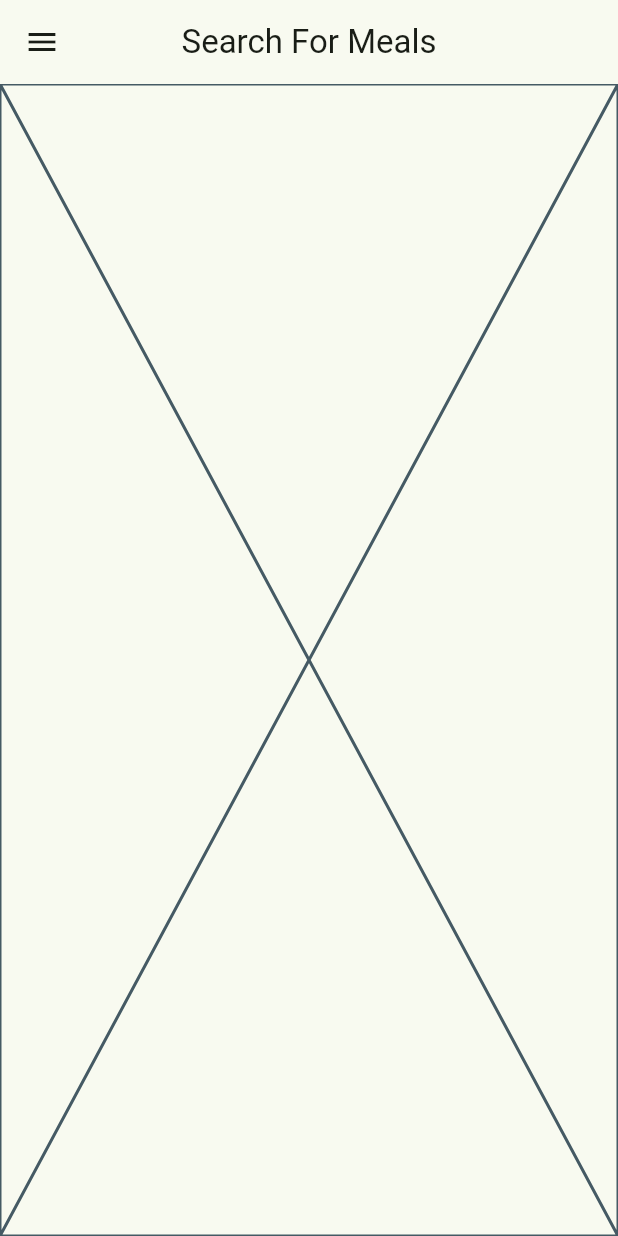
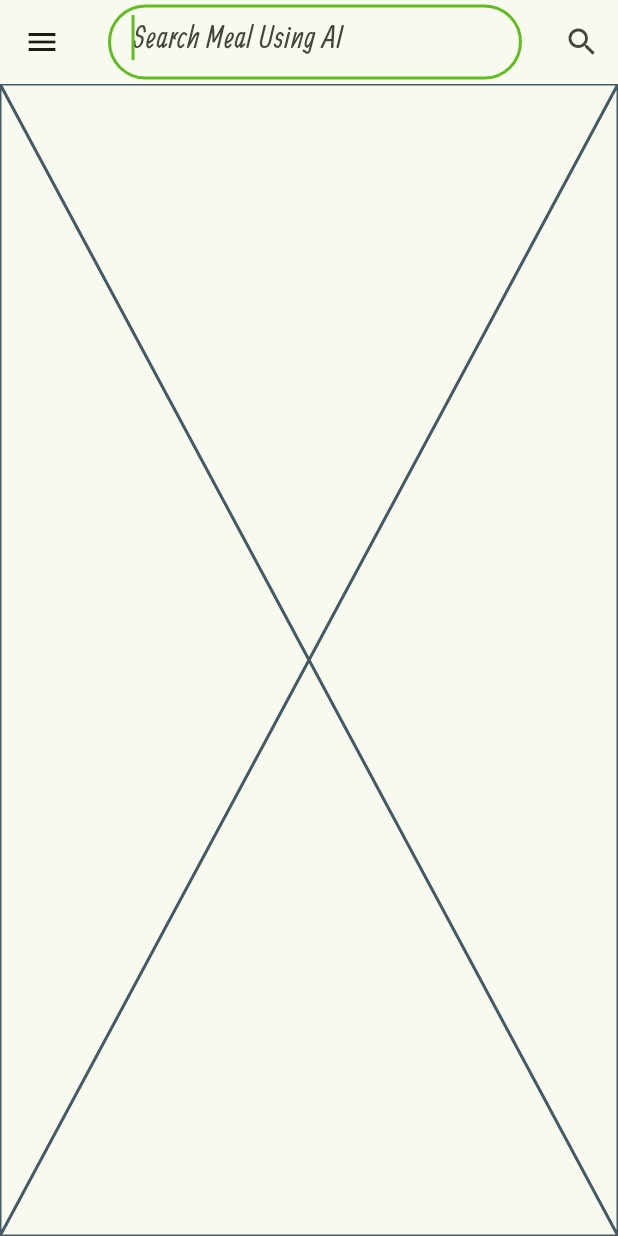
Before and after one commit to salahalshafey/meal_mingle, a Flutter app: the SearchScreen screen opened directly, on a phone screen of 412 x 824 dp. Run offline on Flutter 3.47's test engine with Material 3 defaults, Android fonts, the phone set to English and light mode, and no system bars; our stand-ins replace flutter_animate, flutter_markdown, get_it, hive_flutter, image_picker, pdf and 2 more; accounts and stored records are empty; generated files the repository leaves out were written again; network calls fail.

Commit message:
working on search for meals using AI

```diff
--- a/lib/main.dart
+++ b/lib/main.dart
@@ -1,9 +1,9 @@
 import 'package:flutter/material.dart';
+import 'package:provider/provider.dart';
 import 'package:hive_flutter/hive_flutter.dart';
-import 'package:provider/provider.dart';
 
 import 'src/features/food_scanning/views/providers/favorites_food_scan.dart';
-import 'src/features/meals/views/providers/favorite.dart';
+import 'src/features/meals/views/providers/favorite_meals.dart';
 import 'src/features/home_and_drawer_screens/providers/general_settings_provider.dart';
 import 'src/features/home_and_drawer_screens/providers/meals_settings_provider.dart';
 
@@ -22,7 +22,7 @@ void main() async {
     MultiProvider(
       providers: [
         ChangeNotifierProvider(create: (ctx) => di.sl<FavoritesFoodScan>()),
-        ChangeNotifierProvider(create: (ctx) => Favorite()),
+        ChangeNotifierProvider(create: (ctx) => FavoriteMeals()),
         ChangeNotifierProvider(create: (ctx) => GeneralSettings()),
         ChangeNotifierProvider(create: (ctx) => MealsSettings()),
       ],
--- a/lib/src/core/util/functions/string_manipulations_and_search.dart
+++ b/lib/src/core/util/functions/string_manipulations_and_search.dart
@@ -162,6 +162,12 @@ bool firstCharIsRtl(String text) {
 TextDirection getDirectionalityOf(String text) =>
     firstCharIsRtl(text) ? TextDirection.rtl : TextDirection.ltr;
 
+TextDirection getDirectionalityOfLangCode(String langCode) {
+  return intl.Bidi.isRtlLanguage(langCode)
+      ? TextDirection.rtl
+      : TextDirection.ltr;
+}
+
 /// ### Useful to detect if the first character in a string is an Arabic OR English character.
 ///
 /// * If `true` this means it starts with an **Arabic** character OR empty and `Directionality.of(context)` is [TextDirection.rtl].
--- a/lib/src/features/food_scanning/data/services/food_scanning_service.dart
+++ b/lib/src/features/food_scanning/data/services/food_scanning_service.dart
@@ -11,7 +11,7 @@ abstract class FoodScanningService {
       [String? foodOverview, String? question]);
 }
 
-class GeminiProVisionImpl implements FoodScanningService {
+class FoodScanningGeminiProVisionImpl implements FoodScanningService {
   @override
   Future<String> getResult(String imagePath,
       [String? foodOverview, String? question]) async {
--- a/lib/src/features/meals/data/models/ingredient.dart
+++ b/lib/src/features/meals/data/models/ingredient.dart
@@ -8,4 +8,10 @@ class Ingredients {
     required this.ingredientImage,
     required this.ingredientAmount,
   });
+
+  factory Ingredients.fromJson(Map<String, dynamic> json) => Ingredients(
+        ingredientName: json['name'] as String,
+        ingredientImage: json['image'] ?? "",
+        ingredientAmount: json['quantity'] as String,
+      );
 }
--- a/lib/src/features/meals/data/models/meal.dart
+++ b/lib/src/features/meals/data/models/meal.dart
@@ -15,6 +15,7 @@ enum Affordability {
 class Meal {
   final String id;
   final List<String> categories;
+  final String mealLanguageCode;
   final String title;
   final String imageUrl;
   final List<Ingredients> ingredients;
@@ -30,6 +31,7 @@ class Meal {
   const Meal({
     required this.id,
     required this.categories,
+    this.mealLanguageCode = "en",
     required this.title,
     required this.imageUrl,
     required this.ingredients,
@@ -42,4 +44,25 @@ class Meal {
     required this.isVegan,
     required this.isVegetarian,
   });
+
+  factory Meal.fromJson(Map<String, dynamic> json) => Meal(
+        id: DateTime.now().hashCode.toString(),
+        categories: [],
+        mealLanguageCode: json["language"],
+        title: json['name'] as String,
+        imageUrl: json['imageUrl'] ?? "",
+        ingredients: (json['ingredients'] as List<dynamic>)
+            .map((e) => Ingredients.fromJson(e as Map<String, dynamic>))
+            .toList(),
+        steps: (json['instructions'] as List<dynamic>)
+            .map((e) => e as String)
+            .toList(),
+        duration: json['duration_in_minutes'] as int,
+        complexity: json['complexity'] as String,
+        affordability: json['affordability'] as String,
+        isGlutenFree: json['isGlutenFree'] ?? false,
+        isLactoseFree: json['isLactoseFree'] ?? false,
+        isVegan: json['isVegan'] ?? false,
+        isVegetarian: json['isVegetarian'] ?? false,
+      );
 }
--- a/lib/src/features/meals/views/providers/favorite.dart
+++ b/lib/src/features/meals/views/providers/favorite_meals.dart
@@ -2,7 +2,7 @@ import 'package:flutter/material.dart';
 import '../../data/models/meal.dart';
 import '../../data/models/dummy_data.dart';
 
-class Favorite with ChangeNotifier {
+class FavoriteMeals with ChangeNotifier {
   final List<Meal> _favoriteMeals = [];
 
   List<Meal> get favoriteMeals {
--- a/lib/src/features/meals/views/screens/meal_detail_screen.dart
+++ b/lib/src/features/meals/views/screens/meal_detail_screen.dart
@@ -1,11 +1,14 @@
 import 'package:flutter/material.dart';
 import 'package:provider/provider.dart';
 
+import '../../../../core/util/functions/string_manipulations_and_search.dart';
 import '../../../../core/util/widgets/custom_back_button.dart';
 
-import '../providers/favorite.dart';
+import '../../../../app.dart';
 
-import '../../data/models/dummy_data.dart';
+import '../../data/models/meal.dart';
+import '../providers/favorite_meals.dart';
+
 import '../widgets/meal_detail/ingredient_item.dart';
 import '../widgets/meal_detail/recipe_step_item.dart';
 
@@ -15,17 +18,18 @@ class MealDetailScreen extends StatelessWidget {
 
   @override
   Widget build(BuildContext context) {
-    final favMeals = Provider.of<Favorite>(context);
-    final String mealId = ModalRoute.of(context)!.settings.arguments as String;
-    final selectedMeal = dummyMeal.firstWhere((meal) => meal.id == mealId);
+    final favMeals = Provider.of<FavoriteMeals>(context);
+    final meal = ModalRoute.of(context)!.settings.arguments as Meal;
 
-    return Scaffold(
+    return Directionality(
+      textDirection: getDirectionalityOfLangCode(meal.mealLanguageCode),
+      child: Scaffold(
         floatingActionButton: FloatingActionButton(
           heroTag: null,
           onPressed: () {
-          favMeals.toggleFavorite(mealId);
+            favMeals.toggleFavorite(meal.id);
           },
-        child: favMeals.isMealFavorite(mealId)
+          child: favMeals.isMealFavorite(meal.id)
               ? const Icon(
                   Icons.favorite_rounded,
                   color: Colors.pink,
@@ -36,18 +40,28 @@ class MealDetailScreen extends StatelessWidget {
           floatHeaderSlivers: true,
           headerSliverBuilder: (context, innerBoxIsScrolled) {
             return [
-            SliverAppBar(
+              Directionality(
+                textDirection: Directionality.of(navigatorKey.currentContext!),
+                child: SliverAppBar(
                   expandedHeight: 300,
                   flexibleSpace: FlexibleSpaceBar(
                     titlePadding: const EdgeInsets.all(0),
                     title: Hero(
-                  tag: selectedMeal.imageUrl,
-                  child: Image.network(
-                    selectedMeal.imageUrl,
+                      tag: meal.imageUrl,
+                      child: Image.network(meal.imageUrl,
                           height: 300,
                           width: double.infinity,
-                    fit: BoxFit.cover,
+                          fit: BoxFit.cover, errorBuilder: (ctx, error, stk) {
+                        return const SizedBox(
+                          height: 300,
+                          width: double.infinity,
+                          child: Icon(
+                            Icons.restaurant_rounded,
+                            size: 80,
+                            textDirection: TextDirection.ltr,
                           ),
+                        );
+                      }),
                     ),
                   ),
                   leading: const CustomBackButton(includeBackgroundColor: true),
@@ -55,6 +69,7 @@ class MealDetailScreen extends StatelessWidget {
                   pinned: true,
                   backgroundColor: Colors.transparent,
                   elevation: 0,
+                ),
               ),
             ];
           },
@@ -66,7 +81,7 @@ class MealDetailScreen extends StatelessWidget {
                   width: 400,
                   margin: const EdgeInsetsDirectional.only(top: 20, start: 10),
                   child: Text(
-                  selectedMeal.title,
+                    meal.title,
                     style: Theme.of(context).textTheme.displayMedium,
                     maxLines: 2,
                     softWrap: true,
@@ -82,13 +97,13 @@ class MealDetailScreen extends StatelessWidget {
                   ),
                 ),
                 SizedBox(
-                height: 190,
+                  height: 220,
                   child: ListView.builder(
-                  itemCount: selectedMeal.ingredients.length,
+                    itemCount: meal.ingredients.length,
                     scrollDirection: Axis.horizontal,
                     itemBuilder: (context, index) {
                       return IngredientItem(
-                      ingredient: selectedMeal.ingredients[index],
+                        ingredient: meal.ingredients[index],
                       );
                     },
                   ),
@@ -108,10 +123,10 @@ class MealDetailScreen extends StatelessWidget {
                     context: context,
                     removeTop: true,
                     child: ListView.builder(
-                    itemCount: selectedMeal.steps.length,
+                      itemCount: meal.steps.length,
                       itemBuilder: (context, index) {
                         return RecipeStepItem(
-                        step: selectedMeal.steps[index],
+                          step: meal.steps[index],
                           stepNumber: index + 1,
                         );
                       },
@@ -122,6 +137,7 @@ class MealDetailScreen extends StatelessWidget {
             ),
           ),
         ),
+      ),
     );
   }
 }
--- a/lib/src/features/meals/views/screens/search_screen.dart
+++ b/lib/src/features/meals/views/screens/search_screen.dart
@@ -1,21 +1,62 @@
 import 'package:flutter/material.dart';
+
+import '../../../../app.dart';
 
 import '../../../home_and_drawer_screens/main_drawer.dart';
 
-class SearchScreen extends StatelessWidget {
+import '../widgets/search/meal_search_result.dart';
+import '../widgets/search/search_field.dart';
+
+class SearchScreen extends StatefulWidget {
   const SearchScreen({super.key});
 
   @override
+  State<SearchScreen> createState() => _SearchScreenState();
+}
+
+class _SearchScreenState extends State<SearchScreen> {
+  String? _mealName;
+  final _controller = TextEditingController();
+
+  void _setMealName(String mealName) {
+    if (mealName.trim().isEmpty) {
+      return;
+    }
+
+    if (mealName.trim().toLowerCase() == _mealName?.trim().toLowerCase()) {
+      return;
+    }
+
+    setState(() {
+      _mealName = mealName;
+    });
+  }
+
+  @override
   Widget build(BuildContext context) {
-    final isWideScreen = MediaQuery.of(context).size.width > 1000;
+    final isWideScreen =
+        MediaQuery.of(navigatorKey.currentContext!).size.width > 1000;
 
     return Scaffold(
       appBar: AppBar(
-        title: const Text("Search For Meals"),
+        title: SearchField(
+          controller: _controller,
+          setMealName: _setMealName,
+        ),
         centerTitle: true,
+        actions: [
+          IconButton(
+            onPressed: () {
+              _setMealName(_controller.text);
+            },
+            icon: const Icon(Icons.search),
+          ),
+        ],
       ),
       drawer: isWideScreen ? null : const MainDrawer(),
-      body: const Placeholder(),
+      body: _mealName == null
+          ? const Placeholder()
+          : MealSearchResult(_mealName!),
     );
   }
 }
--- a/lib/src/features/meals/views/widgets/meal_item/meal_item.dart
+++ b/lib/src/features/meals/views/widgets/meal_item/meal_item.dart
@@ -3,7 +3,8 @@ import 'package:provider/provider.dart';
 
 import '../../../../../core/util/widgets/custom_card.dart';
 
-import '../../providers/favorite.dart';
+import '../../../data/models/meal.dart';
+import '../../providers/favorite_meals.dart';
 
 import '../../screens/meal_detail_screen.dart';
 import 'meal_image.dart';
@@ -12,28 +13,18 @@ import 'meal_toggle_favorite_button.dart';
 import 'meal_info.dart';
 
 class MealItem extends StatelessWidget {
-  final String id;
-  final String imageUrl;
-  final String title;
-  final int duration;
-  final String complexity;
-  final String affordability;
+  final Meal meal;
 
-  const MealItem({
+  const MealItem(
+    this.meal, {
     Key? key,
-    required this.id,
-    required this.imageUrl,
-    required this.affordability,
-    required this.title,
-    required this.complexity,
-    required this.duration,
   }) : super(key: key);
 
   void selectMeal(BuildContext context) {
     Navigator.of(context)
         .pushNamed(
       MealDetailScreen.routeName,
-      arguments: id,
+      arguments: meal,
     )
         .then((result) {
       if (result != null) {
@@ -44,7 +35,7 @@ class MealItem extends StatelessWidget {
 
   @override
   Widget build(BuildContext context) {
-    final favMeals = Provider.of<Favorite>(context);
+    final favMeals = Provider.of<FavoriteMeals>(context);
 
     return CustomCard(
       borderRadius: BorderRadius.circular(20),
@@ -55,25 +46,26 @@ class MealItem extends StatelessWidget {
         children: [
           Stack(
             children: [
-              MealImage(imageUrl),
+              MealImage(meal.imageUrl),
               PositionedDirectional(
                 bottom: 0,
                 start: 0,
-                child: MealTitle(title),
+                child: MealTitle(meal.title),
               ),
               PositionedDirectional(
                 bottom: 10,
                 end: 5,
-                child: MealToggleFavoriteButton(favMeals: favMeals, id: id),
+                child:
+                    MealToggleFavoriteButton(favMeals: favMeals, id: meal.id),
               ),
             ],
           ),
           Padding(
             padding: const EdgeInsets.all(20.0),
             child: MealInfo(
-              duration: duration,
-              affordability: affordability,
-              complexity: complexity,
+              duration: meal.duration,
+              affordability: meal.affordability,
+              complexity: meal.complexity,
             ),
           ),
         ],
--- a/lib/src/features/meals/views/widgets/meal_item/meal_toggle_favorite_button.dart
+++ b/lib/src/features/meals/views/widgets/meal_item/meal_toggle_favorite_button.dart
@@ -1,5 +1,5 @@
 import 'package:flutter/material.dart';
-import 'package:meal_mingle/src/features/meals/views/providers/favorite.dart';
+import 'package:meal_mingle/src/features/meals/views/providers/favorite_meals.dart';
 
 class MealToggleFavoriteButton extends StatelessWidget {
   const MealToggleFavoriteButton({
@@ -8,7 +8,7 @@ class MealToggleFavoriteButton extends StatelessWidget {
     required this.id,
   });
 
-  final Favorite favMeals;
+  final FavoriteMeals favMeals;
   final String id;
 
   @override
--- /dev/null
+++ b/lib/src/features/meals/views/widgets/search/search_field.dart
@@ -0,0 +1,78 @@
+import 'package:flutter/material.dart';
+
+import '../../../../../core/util/functions/string_manipulations_and_search.dart';
+
+class SearchField extends StatefulWidget {
+  const SearchField({
+    super.key,
+    required this.controller,
+    required this.setMealName,
+  });
+
+  final TextEditingController controller;
+  final void Function(String mealName) setMealName;
+
+  @override
+  State<SearchField> createState() => _SearchFieldState();
+}
+
+class _SearchFieldState extends State<SearchField> {
+  final _focusNode = FocusNode();
+  late TextDirection _textDirection;
+
+  @override
+  void dispose() {
+    _focusNode.dispose();
+
+    super.dispose();
+  }
+
+  @override
+  Widget build(BuildContext context) {
+    _textDirection = getDirectionalityOf(widget.controller.text);
+
+    return SizedBox(
+      height: 50,
+      child: TextField(
+        key: const ValueKey('search'),
+        focusNode: _focusNode,
+        autofocus: true,
+        autocorrect: false,
+        enableSuggestions: true,
+        textCapitalization: TextCapitalization.sentences,
+        keyboardType: TextInputType.text,
+        textInputAction: TextInputAction.search,
+        textDirection: _textDirection,
+        controller: widget.controller,
+        decoration: InputDecoration(
+          hintText: "Search Meal Using AI",
+          border: OutlineInputBorder(borderRadius: BorderRadius.circular(100)),
+          suffixIcon: widget.controller.text.isNotEmpty
+              ? IconButton(
+                  onPressed: () {
+                    widget.controller.clear();
+                    _focusNode.requestFocus();
+                    setState(() {});
+                  },
+                  icon: const Icon(Icons.close),
+                )
+              : null,
+        ),
+        onTapOutside: (event) {
+          _focusNode.unfocus();
+        },
+        onChanged: (value) {
+          setState(() {});
+        },
+        onSubmitted: (value) {
+          if (widget.controller.text.trim().isEmpty) {
+            _focusNode.requestFocus();
+            return;
+          }
+
+          widget.setMealName(widget.controller.text.trim());
+        },
+      ),
+    );
+  }
+}
--- a/lib/src/injection_container.dart
+++ b/lib/src/injection_container.dart
@@ -42,7 +42,8 @@ Future<void> init() async {
 
 // Services "Model"
 
-  sl.registerLazySingleton<FoodScanningService>(() => GeminiProVisionImpl());
+  sl.registerLazySingleton<FoodScanningService>(
+      () => FoodScanningGeminiProVisionImpl());
   sl.registerLazySingleton<FavoriteFoodScanningLocalDataService>(
       () => FavoriteFoodScanningHiveImpl());
   sl.registerLazySingleton<FavoriteFoodScanningLocalStorageService>(
```
Also changed, not shown: lib/src/features/meals/data/services/meals_service.dart (added, +138 -0 lines), lib/src/features/meals/views/screens/category_meals_screen.dart (+1 -8 lines), lib/src/features/meals/views/screens/favorites_screen.dart (+3 -10 lines), lib/src/features/meals/views/widgets/meal_detail/ingredient_item.dart (+9 -5 lines), lib/src/features/meals/views/widgets/meal_item/meal_image.dart (+11 -0 lines), lib/src/features/meals/views/widgets/search/meal_search_result.dart (added, +45 -0 lines). Lines whose indentation alone changed are shown as unchanged.
